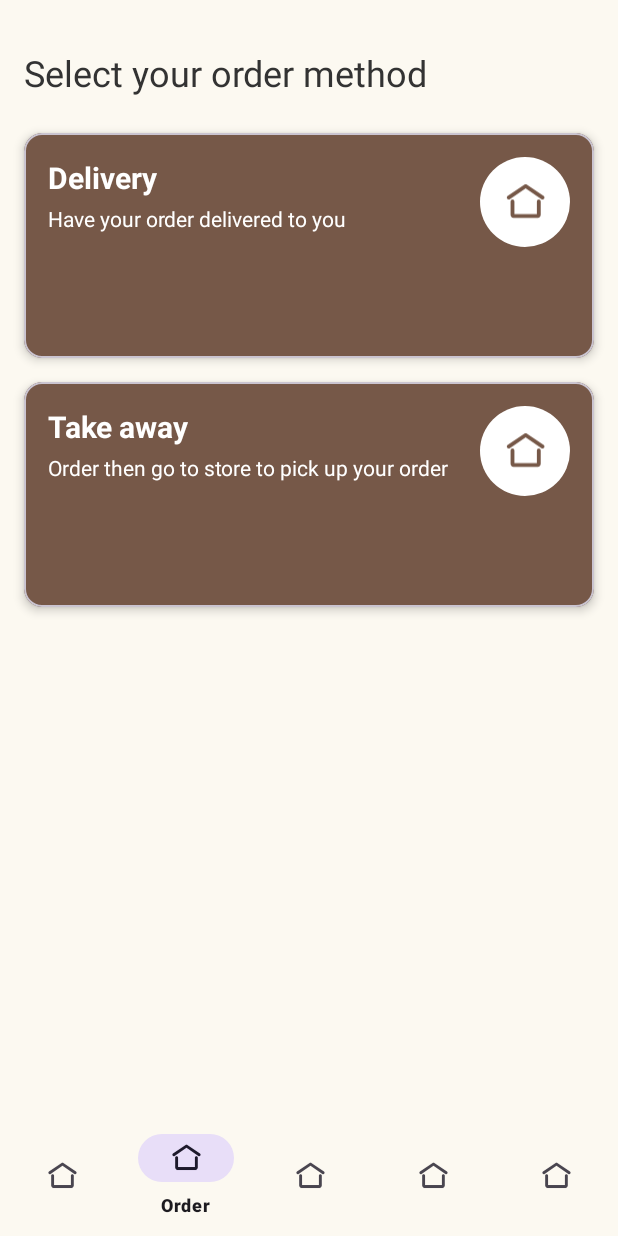
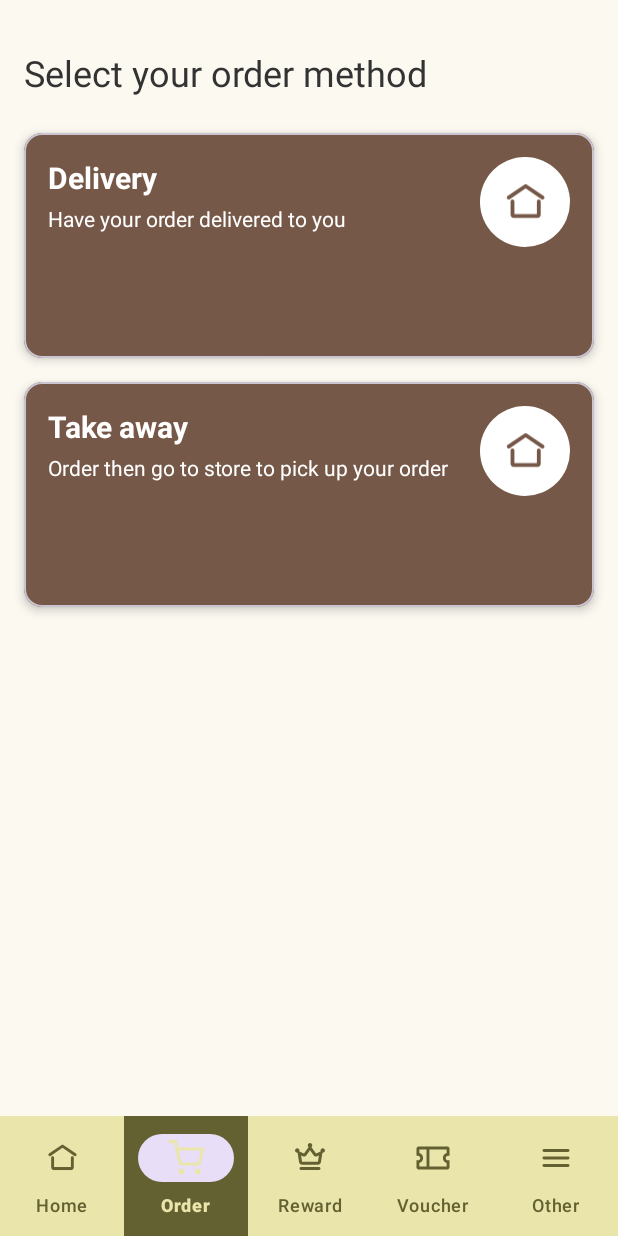
Before and after one commit to buihienn/Beanie-app, an Android app: the UserMainActivity screen opened directly, with no data from a screen before it, item 2 of the bottom bar chosen, on a phone screen of 412 x 824 dp. Run offline under Robolectric (Android 15) with nearby library versions, the light colour scheme and no system bars.

Commit message:
[ADD] Bottom navigation for user: Update menu, color, background, item size, remove baseline_home_24.xml

```diff
--- /dev/null
+++ b/app/src/main/res/color/bottom_nav_item_colors.xml
@@ -0,0 +1,5 @@
+<?xml version="1.0" encoding="utf-8"?>
+<selector xmlns:android="http://schemas.android.com/apk/res/android">
+    <item android:color="@color/tertiary_container" android:state_checked="true"/>
+    <item android:color="@color/tertiary" android:state_checked="false"/>
+</selector>
--- a/app/src/main/res/drawable/baseline_home_24.xml
+++ /dev/null
@@ -1,5 +0,0 @@
-<vector xmlns:android="http://schemas.android.com/apk/res/android" android:height="24dp" android:tint="#000000" android:viewportHeight="24" android:viewportWidth="24" android:width="24dp">
-
-    <path android:fillColor="@android:color/white" android:pathData="M10,20v-6h4v6h5v-8h3L12,3 2,12h3v8z"/>
-
-</vector>
--- /dev/null
+++ b/app/src/main/res/drawable/bottom_nav_item_background.xml
@@ -0,0 +1,4 @@
+<selector xmlns:android="http://schemas.android.com/apk/res/android">
+    <item android:drawable="@color/tertiary" android:state_checked="true"/>
+    <item android:drawable="@android:color/transparent" android:state_checked="false"/>
+</selector>
--- a/app/src/main/res/layout/activity_user_main.xml
+++ b/app/src/main/res/layout/activity_user_main.xml
@@ -22,10 +22,15 @@
         android:id="@+id/bottom_navigation"
         android:layout_width="0dp"
         android:layout_height="wrap_content"
-        android:background="@color/background_light"
+        android:background="@color/tertiary_container"
+        app:itemIconTint="@color/bottom_nav_item_colors"
+        app:itemTextColor="@color/bottom_nav_item_colors"
+        app:itemBackground="@drawable/bottom_nav_item_background"
+        app:itemRippleColor="@android:color/transparent"
         app:menu="@menu/bottom_nav_menu_user"
         app:layout_constraintBottom_toBottomOf="parent"
         app:layout_constraintStart_toStartOf="parent"
-        app:layout_constraintEnd_toEndOf="parent"/>
+        app:layout_constraintEnd_toEndOf="parent"
+        app:labelVisibilityMode="labeled"/>
 
 </androidx.constraintlayout.widget.ConstraintLayout>
--- a/app/src/main/res/menu/bottom_nav_menu_user.xml
+++ b/app/src/main/res/menu/bottom_nav_menu_user.xml
@@ -7,21 +7,21 @@
 
     <item
         android:id="@+id/navigation_order"
-        android:icon="@drawable/ic_home"
+        android:icon="@drawable/ic_cart"
         android:title="@string/title_order"/>
 
     <item
         android:id="@+id/navigation_reward"
-        android:icon="@drawable/ic_home"
+        android:icon="@drawable/ic_reward"
         android:title="@string/title_reward"/>
 
     <item
         android:id="@+id/navigation_voucher"
-        android:icon="@drawable/ic_home"
+        android:icon="@drawable/ic_voucher"
         android:title="@string/title_voucher"/>
 
     <item
         android:id="@+id/navigation_other"
-        android:icon="@drawable/ic_home"
+        android:icon="@drawable/ic_other"
         android:title="@string/title_other"/>
 </menu>
--- a/app/src/main/res/values/colors.xml
+++ b/app/src/main/res/values/colors.xml
@@ -22,4 +22,6 @@
     <color name="text_secondary">#666666</color>
     <color name="text_heading">#000000</color>
     <color name="accent_color">#4CAF50</color>
+
+
 </resources>
--- a/app/src/main/res/values/dimens.xml
+++ b/app/src/main/res/values/dimens.xml
@@ -20,6 +20,7 @@
 
     <!-- Icon Button Sizes -->
     <dimen name="icon_button_size">48dp</dimen>
+    <dimen name="icon_button_size_normal">40dp</dimen>
     <dimen name="icon_button_size_small">32dp</dimen>
     <dimen name="icon_button_size_smaller">24dp</dimen>
 
@@ -35,7 +36,7 @@
 
     <!-- Button Properties -->
     <dimen name="button_height">56dp</dimen>
-    <dimen name="button_corner_radius">24dp</dimen>
+    <dimen name="button_corner_radius">16dp</dimen>
 
     <!-- Other -->
     <dimen name="barcode_height">40dp</dimen>
```
Also changed, not shown: app/src/main/res/menu/bottom_navmenu.xml (+5 -5 lines).
